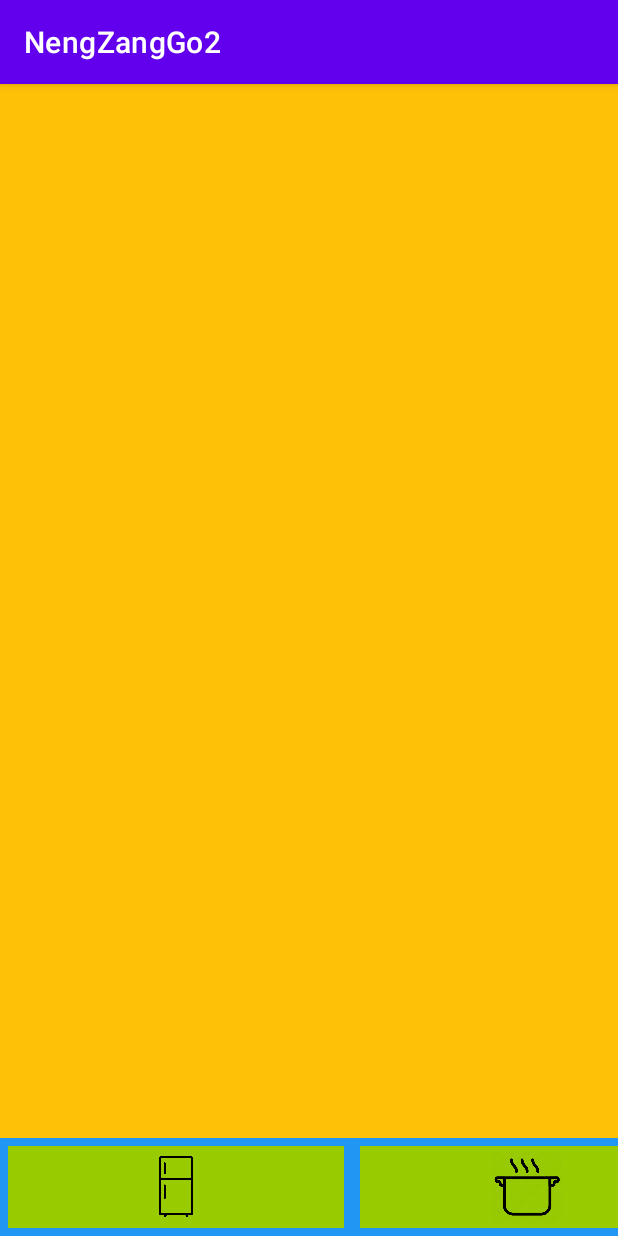
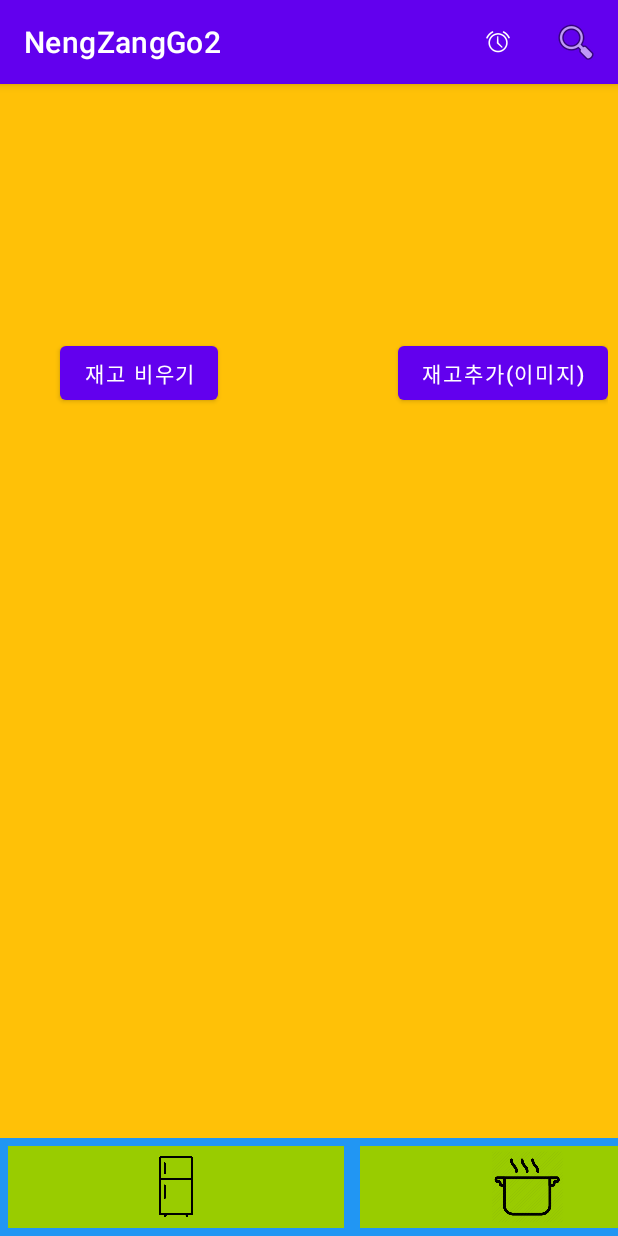
Before and after one commit to hoho-97/PlzManageMyFridge, an Android app: the screen it shows after launch (MainActivity), on a phone screen of 412 x 824 dp. Run offline under Robolectric (Android 15) with nearby library versions, the phone set to English and light mode, and no system bars; 4 statements that could not run were skipped.

Commit message:
재고 커밋

```diff
--- a/app/src/main/java/com/example/nengzanggo2/MainActivity.kt
+++ b/app/src/main/java/com/example/nengzanggo2/MainActivity.kt
@@ -1,18 +1,48 @@
 package com.example.nengzanggo2
+import android.content.Context
 import android.content.Intent
+import android.database.sqlite.SQLiteDatabase
+import android.database.sqlite.SQLiteOpenHelper
 import android.net.Uri
 import androidx.appcompat.app.AppCompatActivity
 import android.os.Bundle
 import android.view.Gravity
+import android.view.Menu
+import android.view.View
 import android.view.ViewGroup
 import android.view.animation.AnimationUtils
 import android.widget.*
+import androidx.appcompat.app.AlertDialog
+
+class stockDBHelper(context: Context) : SQLiteOpenHelper(context,"stock",null,1) {
+    override fun onCreate(db: SQLiteDatabase?) {
+        db!!.execSQL("CREATE TABLE stockTBL(sname CHAR(40) PRIMARY KEY,squantity CHAR(20),stime CHAR(20));")
+    }
+
+    override fun onUpgrade(db: SQLiteDatabase?, oldVersion: Int, newVersion: Int) {
+        db!!.execSQL("DROP TABLE IF EXISTS stockTBL")
+        onCreate(db)
+    }
+}
 
 class MainActivity : AppCompatActivity() {
+
+    var ingredientList = arrayListOf<ingredient>()
+    lateinit var dialogView : View
+    val stockHelper = stockDBHelper(this)
+
+    lateinit var EditText_name : EditText
+    lateinit var EditText_quantity : EditText
+    lateinit var EditText_time : EditText
+    lateinit var mainListView : ListView
+    lateinit var btn_add : Button
+    lateinit var btn_reset : Button
 
     override fun onCreate(savedInstanceState: Bundle?) {
         super.onCreate(savedInstanceState)
         setContentView(R.layout.activity_main)
+
+        mainListView = findViewById<ListView>(R.id.mainListView)
 
         var img3 : ImageButton
         img3 = findViewById(R.id.btnToShoppingActivity)
@@ -21,5 +51,69 @@ class MainActivity : AppCompatActivity() {
             var intent = Intent(applicationContext,OrderActivity::class.java)
             startActivity(intent)
         }
+
+        val ingredientAdapter = MainListAdapter(this, ingredientList)
+        mainListView.adapter = ingredientAdapter
+
+        val stockDB = stockHelper.readableDatabase
+        var cursor = stockDB.rawQuery("SELECT * FROM stockTBL",null)
+        while(cursor.moveToNext())
+        {
+            var n_ingredient : ingredient = ingredient(cursor.getString(0),cursor.getString(1),cursor.getString(2))
+            ingredientList.add(n_ingredient)
+            ingredientAdapter.notifyDataSetChanged()
+        }
+
+        btn_reset.setOnClickListener {
+            val stockDB = stockHelper.writableDatabase
+            stockHelper.onUpgrade(stockDB,1,2)
+            stockDB.close()
+
+            var intent = getIntent();
+            finish();
+            startActivity(intent);
+        }
+
+        btn_add.setOnClickListener {
+            dialogView = View.inflate(this@MainActivity,R.layout.stock_dialog,null)
+            var dlg = AlertDialog.Builder(this@MainActivity)
+            EditText_name = dialogView.findViewById<View>(R.id.EditText_name) as EditText
+            EditText_quantity = dialogView.findViewById<View>(R.id.EditText_quantity) as EditText
+            EditText_time = dialogView.findViewById<View>(R.id.EditText_time) as EditText
+
+
+            dlg.setView(dialogView)
+
+            dlg.setPositiveButton("확인"){dialog , which ->
+
+                val stockDB = stockHelper.writableDatabase
+                stockDB.execSQL("INSERT INTO stockTBL VALUES ( '${EditText_name.text.toString()}' , '${EditText_quantity.text.toString()}' , '${EditText_time.text.toString()}' );")
+                stockDB.close()
+
+                var n_ingredient : ingredient = ingredient(EditText_name.text.toString(),EditText_quantity.text.toString(),EditText_time.text.toString())
+                ingredientList.add(n_ingredient)
+                ingredientAdapter.notifyDataSetChanged()
+
+
+                Toast.makeText(applicationContext, "입력됨", Toast.LENGTH_SHORT).show()
+            }
+            dlg.show()
+
+        }
+
+
+
+
+
+
+
+
+
+
+    }
+    override fun onCreateOptionsMenu(menu: Menu?): Boolean {
+        menuInflater.inflate(R.menu.main_menu, menu)
+
+        return super.onCreateOptionsMenu(menu)
     }
 }
--- /dev/null
+++ b/app/src/main/java/com/example/nengzanggo2/ingredient.kt
@@ -0,0 +1,5 @@
+package com.example.nengzanggo2
+
+class ingredient (val name: String, val quantity: String, val time: String) {
+
+}
--- a/app/src/main/res/layout/activity_main.xml
+++ b/app/src/main/res/layout/activity_main.xml
@@ -8,7 +8,63 @@
     android:gravity="bottom"
     android:orientation="vertical"
     tools:context=".MainActivity">
+    <LinearLayout xmlns:android="http://schemas.android.com/apk/res/android"
+        xmlns:app="http://schemas.android.com/apk/res-auto"
+        xmlns:tools="http://schemas.android.com/tools"
+        android:layout_width="match_parent"
+        android:layout_height="match_parent"
+        android:orientation="vertical"
+        tools:context=".MainActivity" >
 
+        <ScrollView
+            android:layout_width="match_parent"
+            android:layout_height="wrap_content">
+
+            <LinearLayout
+                android:layout_width="match_parent"
+                android:layout_height="wrap_content"
+                android:orientation="vertical">
+
+                <ListView
+                    android:id="@+id/mainListView"
+                    android:layout_width="match_parent"
+                    android:layout_height="234dp">
+
+                </ListView>
+
+            </LinearLayout>
+        </ScrollView>
+
+        <LinearLayout
+            android:layout_width="wrap_content"
+            android:layout_height="wrap_content"
+            android:orientation="horizontal">
+
+            <Button
+                android:id="@+id/btn_reset"
+                android:layout_width="wrap_content"
+                android:layout_height="wrap_content"
+                android:layout_marginStart="40dp"
+                android:layout_marginLeft="40dp"
+                android:text="재고 비우기" />
+
+            <Button
+                android:id="@+id/btn_add"
+                android:layout_width="wrap_content"
+                android:layout_height="wrap_content"
+                android:layout_marginStart="120dp"
+                android:layout_marginLeft="120dp"
+                android:text="재고추가(이미지)" />
+
+        </LinearLayout>
+
+        <LinearLayout
+            android:layout_width="match_parent"
+            android:layout_height="0dp"
+            android:layout_weight="4"
+            android:orientation="vertical"/>
+
+    </LinearLayout>
     <LinearLayout
         android:layout_width="match_parent"
         android:layout_height="65dp"
--- /dev/null
+++ b/app/src/main/res/menu/main_menu.xml
@@ -0,0 +1,17 @@
+<?xml version="1.0" encoding="utf-8"?>
+<menu xmlns:app="http://schemas.android.com/apk/res-auto"
+    xmlns:android="http://schemas.android.com/apk/res/android">
+
+    <item
+        android:id="@+id/Item3"
+        android:icon="@android:drawable/ic_lock_idle_alarm"
+        android:title="Item3"
+        app:showAsAction="always|withText" />
+
+    <item
+        android:id="@+id/Item5"
+        android:icon="@android:drawable/ic_menu_search"
+        android:title="Item5"
+        app:showAsAction="always|collapseActionView"
+        app:actionViewClass="androidx.appcompat.widget.SearchView"/>
+</menu>
```
Also changed, not shown: app/src/main/java/com/example/nengzanggo2/MainListAdapter.kt (added, +40 -0 lines), app/src/main/res/layout/main_lv_item.xml (added, +65 -0 lines), app/src/main/res/layout/stock_dialog.xml (added, +67 -0 lines), app/src/main/res/menu/actionbar_actions.xml (added, +14 -0 lines), app/src/main/res/drawable/cute.png (added), app/src/main/res/drawable/search.jpg (added).
